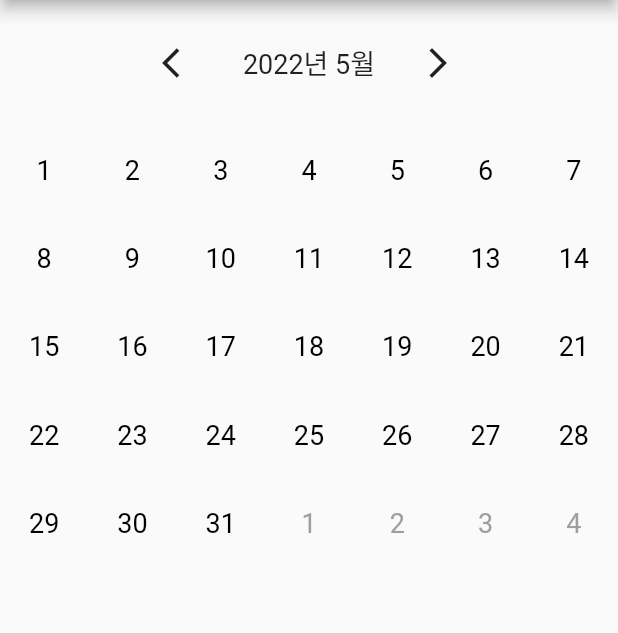
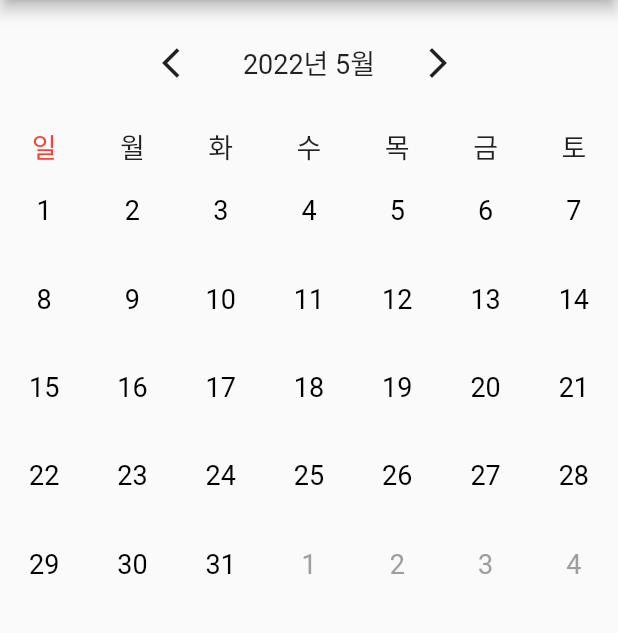
Before and after one commit to bizsandfox/diet_app, a Flutter app: the screen it shows after launch, on a phone screen of 412 x 824 dp, the part 84-717 px from its top. Run offline on Flutter 3.47's test engine with Material 2 defaults, Android fonts, the phone set to English and light mode, and no system bars.

Commit message:
요일 헤더 추가

```diff
--- a/lib/widgets/calendar_home.dart
+++ b/lib/widgets/calendar_home.dart
@@ -1,3 +1,4 @@
+import 'package:diet_app/widgets/month_header.dart';
 import 'package:flutter/material.dart';
 
 import 'calendar_header.dart';
@@ -20,6 +21,7 @@ class _CalendarHomeState extends State<CalendarHome> {
         body: Column(
           children: const [
             CalendarHeader(),
+            MonthHeader(),
             Expanded(
               child: Month(),
             )
--- a/lib/widgets/day.dart
+++ b/lib/widgets/day.dart
@@ -8,7 +8,7 @@ class Day extends StatelessWidget {
 
   @override
   Widget build(BuildContext context) {
-    var _fontSize = TextStyle(fontSize: 18, color: isActive ? Colors.black : Colors.grey);
+    var _fontSize = TextStyle(fontSize: 18, color: isActive ? (Colors.black) : Colors.grey);
 
     return Center(child: Text(day.toString(), style: _fontSize));
   }
--- /dev/null
+++ b/lib/widgets/month_header.dart
@@ -0,0 +1,30 @@
+import 'package:flutter/cupertino.dart';
+import 'package:flutter/material.dart';
+
+class MonthHeader extends StatelessWidget {
+  const MonthHeader({Key? key}) : super(key: key);
+
+  @override
+  Widget build(BuildContext context) {
+    Map<int, String> names = {
+      DateTime.sunday: "일",
+      DateTime.monday: "월",
+      DateTime.tuesday: "화",
+      DateTime.wednesday: "수",
+      DateTime.thursday: "목",
+      DateTime.friday: "금",
+      DateTime.saturday: "토",
+    };
+    var _fontSize = const TextStyle(fontSize: 18);
+
+    List<Widget> widgets = [];
+
+    names.forEach((key, value) {
+      widgets.add(Center(
+          child: Text(value,
+              style: key == 7 ? _fontSize.merge(const TextStyle(color: Colors.red)) : _fontSize)));
+    });
+
+    return Row(children: widgets, mainAxisAlignment: MainAxisAlignment.spaceAround);
+  }
+}
```
